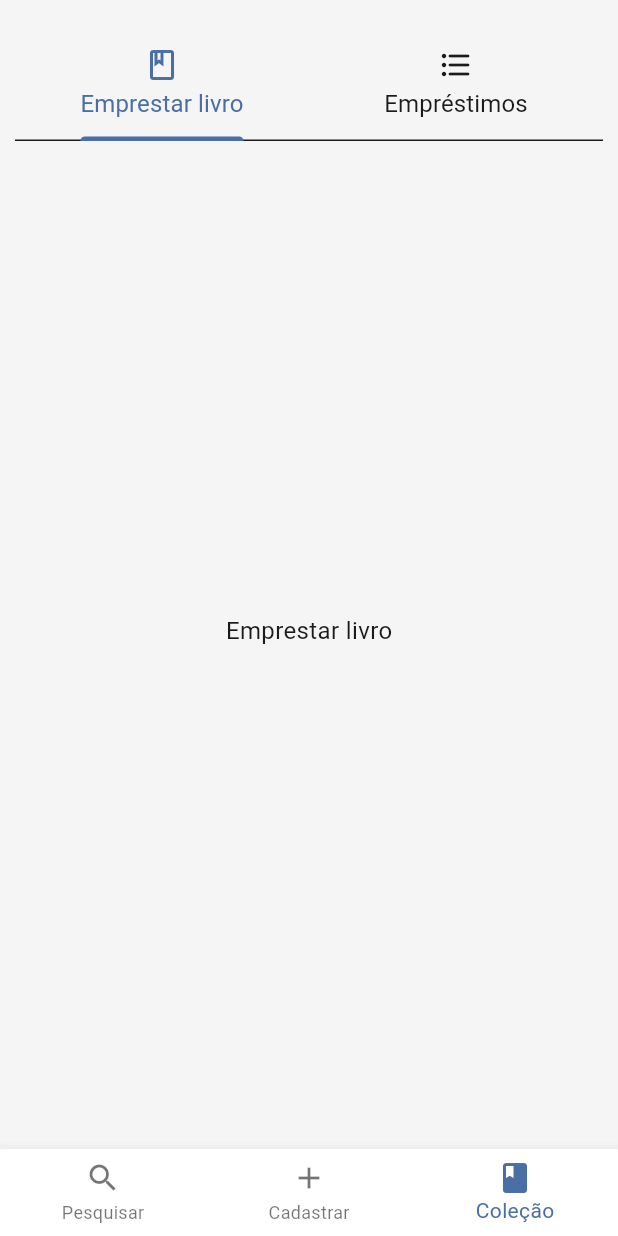
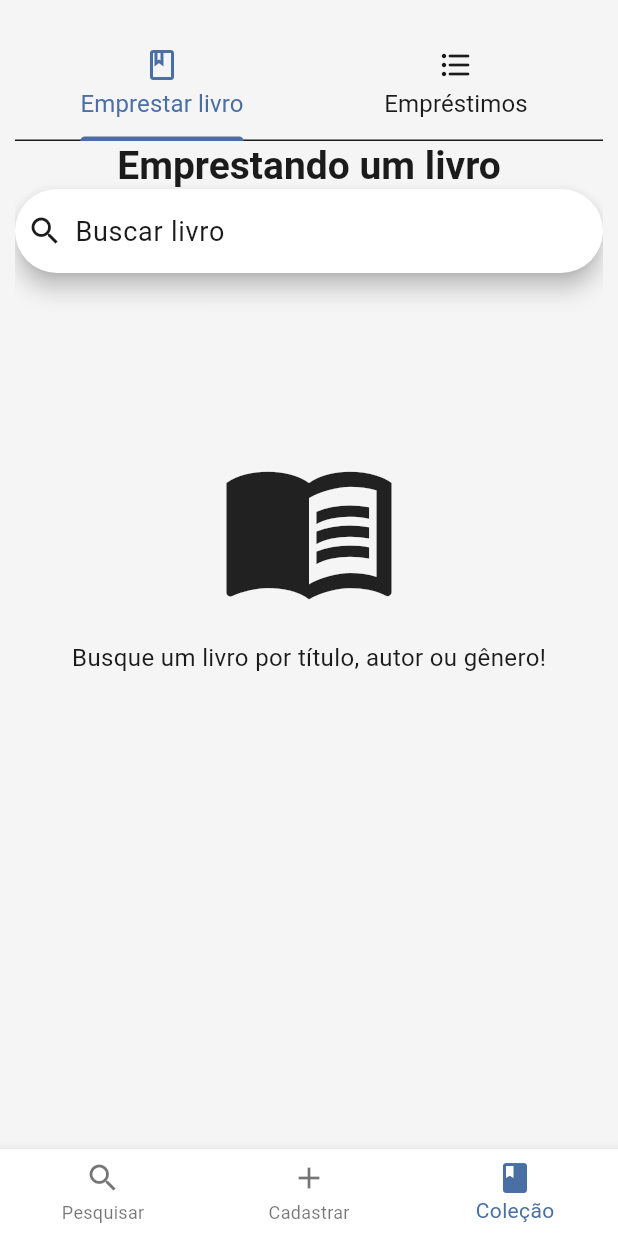
Before and after one commit to rafinha-as-br/Flutter_Library_System, a Flutter app: the screen it shows after launch, item 3 of the bottom bar chosen, on a phone screen of 412 x 824 dp. Run offline on Flutter 3.47's test engine with Material 3 defaults, Android fonts, the phone set to English and light mode, and no system bars.

Commit message:
work 13/10

```diff
--- /dev/null
+++ b/library_app/lib/presentation/modules/searchFields/search_field_bottom_suggestion.dart
@@ -0,0 +1,64 @@
+import 'package:flutter/material.dart';
+import 'package:provider/provider.dart';
+
+import '../../providers/provider_main.dart';
+import '../cards/card_book.dart';
+/// this searchField shows a book suggestions list above the searchField
+class BottomSuggestionSearchField extends StatelessWidget {
+   BottomSuggestionSearchField({
+    super.key, required this.onTap, required this.searchController});
+  final VoidCallback onTap;
+  TextEditingController searchController;
+
+  @override
+  Widget build(BuildContext context) {
+    final mainProvider = Provider.of<MainProvider>(context);
+
+    return Column(
+      children: [
+        SearchBar(
+          hintText: 'Buscar livro',
+          controller: searchController,
+          leading: const Icon(Icons.search),
+          trailing: [
+            if(searchController.text.isNotEmpty)
+              IconButton(
+                  onPressed: (){
+                    searchController.clear();
+                    mainProvider.clearBookSuggestionsList();
+                  },
+                  icon: Icon(Icons.clear)
+              )
+          ],
+          onChanged: (query) => mainProvider.searchBooks(query),
+        ),
+        if(mainProvider.bookSuggestionsList.isEmpty)
+          Column(
+            children: [
+              SizedBox(height: 110,),
+              Icon(
+                Icons.menu_book_outlined,
+                size: 120,
+              ),
+              SizedBox(height: 15,),
+              Text(
+                'Busque um livro por título, autor ou gênero!',
+                style: TextStyle(
+                    fontSize: 16
+                ),
+              ),
+            ],
+          ),
+        if(mainProvider.bookSuggestionsList.isNotEmpty)
+          ListView.builder(
+            shrinkWrap: true,
+            itemCount: mainProvider.bookSuggestionsList.length,
+            itemBuilder: (context, index){
+              final book = mainProvider.bookSuggestionsList[index];
+              return BookCard(book: book, onTap: onTap,);
+            },
+          )
+      ],
+    );
+  }
+}
--- a/library_app/lib/presentation/modules/tabs/tabs_lend_book.dart
+++ b/library_app/lib/presentation/modules/tabs/tabs_lend_book.dart
@@ -1,10 +1,38 @@
 import 'package:flutter/material.dart';
+import 'package:library_app/presentation/modules/searchFields/search_field_bottom_suggestion.dart';
 
+/// this tab contains the form to do a book lending
 class LendBookTab extends StatelessWidget {
   const LendBookTab({super.key});
 
+
+
+
   @override
   Widget build(BuildContext context) {
-    return Center(child: Text('Emprestar livro'),);
+
+    final searchController = TextEditingController();
+
+
+    return Column(
+      children: [
+
+        Text(
+            'Emprestando um livro',
+          style: Theme.of(context).textTheme.displaySmall,
+        ),
+
+        // get the book
+        BottomSuggestionSearchField(
+          onTap: (){
+            },
+          searchController: searchController,
+        ),
+
+
+
+        // get the person
+      ],
+    );
   }
 }
--- a/library_app/lib/presentation/modules/tabs/tabs_search_books.dart
+++ b/library_app/lib/presentation/modules/tabs/tabs_search_books.dart
@@ -1,4 +1,5 @@
 import 'package:flutter/material.dart';
+import 'package:library_app/entities/book.dart';
 import 'package:library_app/presentation/modules/cards/card_book.dart';
 import 'package:library_app/presentation/providers/provider_main.dart';
 import 'package:provider/provider.dart';
@@ -8,6 +9,7 @@ import 'package:provider/provider.dart';
 /// it can be or not available in the collection
 class SearchBookTab extends StatelessWidget {
   const SearchBookTab({super.key});
+
 
 
   @override
@@ -60,7 +62,7 @@ class SearchBookTab extends StatelessWidget {
               itemCount: mainProvider.bookSuggestionsList.length,
               itemBuilder: (context, index){
                 final book = mainProvider.bookSuggestionsList[index];
-                return BookCard(book: book);
+                return BookCard(book: book, onTap: (){});
               },
             )
         ],
--- a/library_app/lib/presentation/modules/tabs/tabs_search_collection.dart
+++ b/library_app/lib/presentation/modules/tabs/tabs_search_collection.dart
@@ -59,7 +59,7 @@ class SearchCollectionTab extends StatelessWidget {
                     return results.map((book){
                       return Padding(
                         padding: const EdgeInsets.all(8.0),
-                        child: BookCard(book: book),
+                        child: BookCard(book: book, onTap: (){},),
                       );
                     });
 
--- a/library_app/lib/presentation/screens/screen_search.dart
+++ b/library_app/lib/presentation/screens/screen_search.dart
@@ -2,7 +2,6 @@
 import 'package:flutter/material.dart';
 import 'package:library_app/presentation/modules/tabs/tabs_search_books.dart';
 import 'package:library_app/presentation/modules/tabs/tabs_search_collection.dart';
-import 'package:library_app/presentation/modules/tabs/tabs_search_person.dart';
 import 'package:provider/provider.dart';
 
 import '../providers/provider_main.dart';
@@ -37,10 +36,6 @@ class SearchScreen extends StatelessWidget {
                     text: 'Acervo',
                   ),
 
-                  Tab(
-                    icon: Icon(Icons.person_search),
-                    text: 'Usuários',
-                  )
 
                 ]
               ),
@@ -50,7 +45,6 @@ class SearchScreen extends StatelessWidget {
                   children: [
                     SearchBookTab(),
                     SearchCollectionTab(),
-                    SearchPersonTab()
                   ]
                 )
               )
--- a/library_app/lib/presentation/screens/screen_view_genders.dart
+++ b/library_app/lib/presentation/screens/screen_view_genders.dart
@@ -26,7 +26,7 @@ class ViewGendersScreen extends StatelessWidget {
         itemCount: books.length,
         itemBuilder: (context, index){
           final book = books[index];
-          return BookCard(book: book,);
+          return BookCard(book: book, onTap: (){},);
           }
       ),
     );
```
Also changed, not shown: library_app/lib/presentation/modules/cards/card_book.dart (+7 -2 lines), library_app/lib/presentation/modules/tabs/tabs_record_book.dart (+12 -0 lines), library_app/lib/presentation/modules/tabs/tabs_record_person.dart (deleted, +0 -65 lines), library_app/lib/presentation/modules/tabs/tabs_search_person.dart (deleted, +0 -10 lines), library_app/lib/presentation/screens/screen_register.dart (+2 -8 lines).
